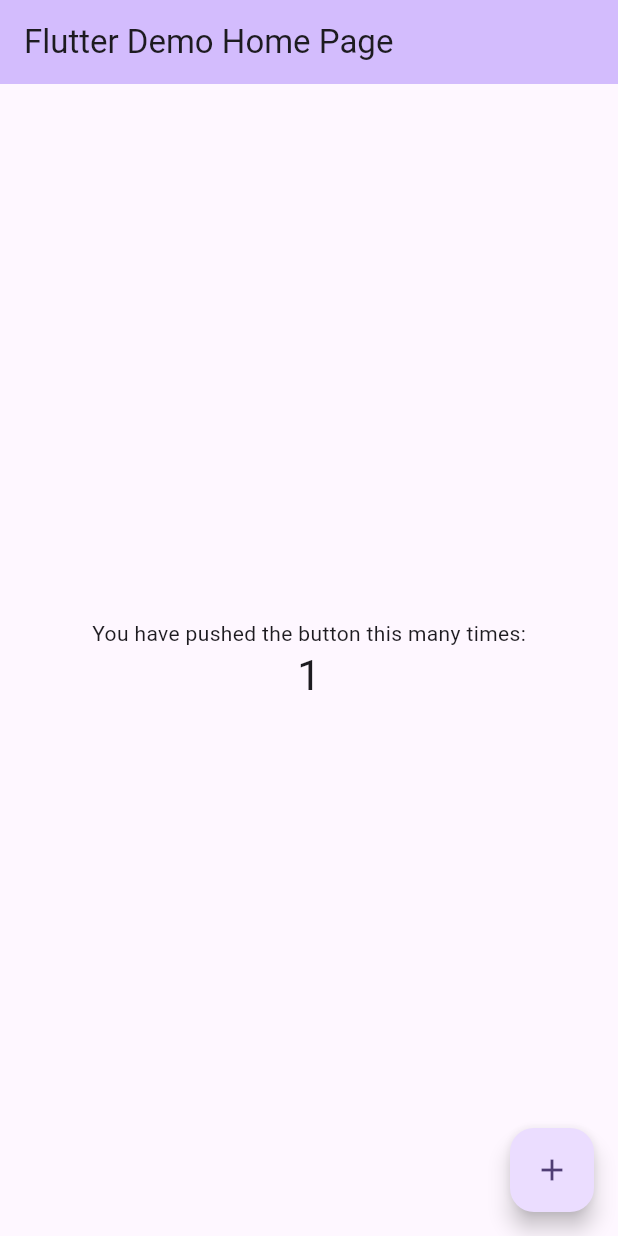
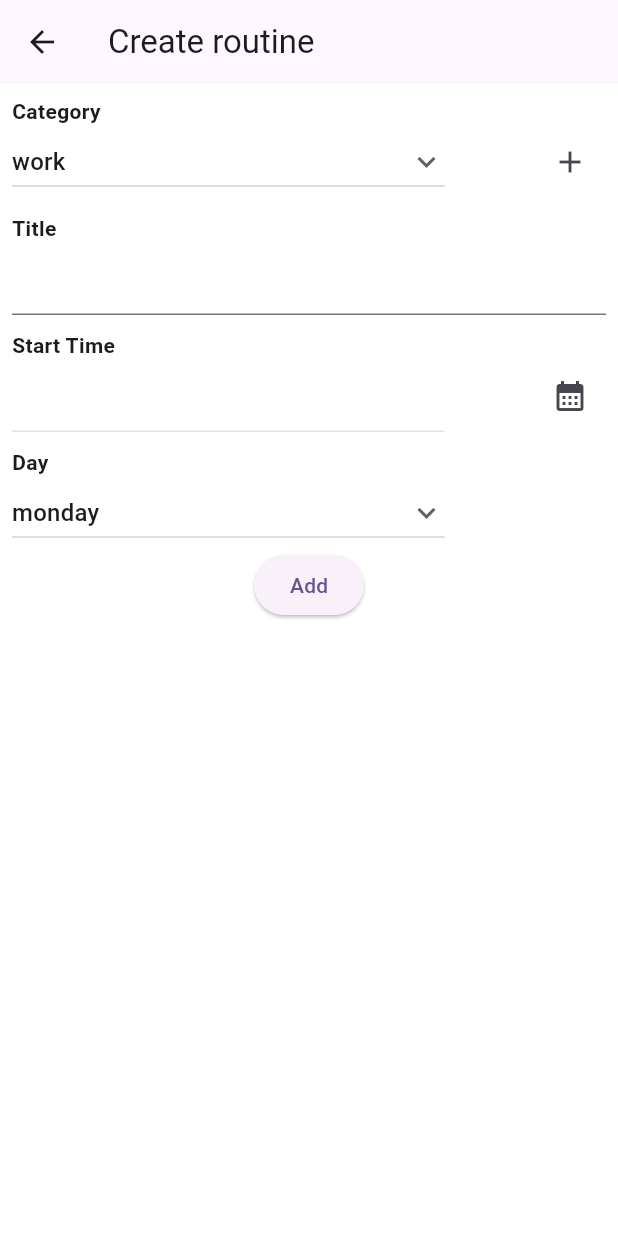
Before and after one commit to Bullets-jyr/routine_app, a Flutter app: the screen it shows after launch, after a tap on the "add" icon, on a phone screen of 412 x 824 dp. Run offline on Flutter 3.47's test engine with Material 3 defaults, Android fonts, the phone set to English and light mode, and no system bars; our stand-ins replace isar; accounts and stored records are empty; generated files the repository leaves out were written again.

Commit message:
Designing 'create routine' Screen

```diff
--- a/lib/main.dart
+++ b/lib/main.dart
@@ -3,129 +3,62 @@ import 'package:isar/isar.dart';
 import 'package:path_provider/path_provider.dart';
 import 'package:routine_app/collections/category.dart';
 import 'package:routine_app/collections/routine.dart';
+import 'package:routine_app/screens/create_routine.dart';
 
 void main() async {
+  WidgetsFlutterBinding.ensureInitialized();
   final dir = await getApplicationDocumentsDirectory();
-  final isar = await Isar.open([RoutineSchema, CategorySchema], directory: dir.path,);
+  final isar = await Isar.open(
+    [RoutineSchema, CategorySchema],
+    directory: dir.path,
+  );
   runApp(const MyApp());
 }
 
 class MyApp extends StatelessWidget {
   const MyApp({super.key});
 
-  // This widget is the root of your application.
   @override
   Widget build(BuildContext context) {
     return MaterialApp(
-      title: 'Flutter Demo',
+      title: 'Routine app',
       theme: ThemeData(
-        // This is the theme of your application.
-        //
-        // TRY THIS: Try running your application with "flutter run". You'll see
-        // the application has a purple toolbar. Then, without quitting the app,
-        // try changing the seedColor in the colorScheme below to Colors.green
-        // and then invoke "hot reload" (save your changes or press the "hot
-        // reload" button in a Flutter-supported IDE, or press "r" if you used
-        // the command line to start the app).
-        //
-        // Notice that the counter didn't reset back to zero; the application
-        // state is not lost during the reload. To reset the state, use hot
-        // restart instead.
-        //
-        // This works for code too, not just values: Most code changes can be
-        // tested with just a hot reload.
         colorScheme: ColorScheme.fromSeed(seedColor: Colors.deepPurple),
         useMaterial3: true,
       ),
-      home: const MyHomePage(title: 'Flutter Demo Home Page'),
+      home: const MainPage(),
+      debugShowCheckedModeBanner: false,
     );
   }
 }
 
-class MyHomePage extends StatefulWidget {
-  const MyHomePage({super.key, required this.title});
-
-  // This widget is the home page of your application. It is stateful, meaning
-  // that it has a State object (defined below) that contains fields that affect
-  // how it looks.
-
-  // This class is the configuration for the state. It holds the values (in this
-  // case the title) provided by the parent (in this case the App widget) and
-  // used by the build method of the State. Fields in a Widget subclass are
-  // always marked "final".
-
-  final String title;
+class MainPage extends StatefulWidget {
+  const MainPage({super.key});
 
   @override
-  State<MyHomePage> createState() => _MyHomePageState();
+  State<MainPage> createState() => _MainPageState();
 }
 
-class _MyHomePageState extends State<MyHomePage> {
-  int _counter = 0;
-
-  void _incrementCounter() {
-    setState(() {
-      // This call to setState tells the Flutter framework that something has
-      // changed in this State, which causes it to rerun the build method below
-      // so that the display can reflect the updated values. If we changed
-      // _counter without calling setState(), then the build method would not be
-      // called again, and so nothing would appear to happen.
-      _counter++;
-    });
-  }
-
+class _MainPageState extends State<MainPage> {
   @override
   Widget build(BuildContext context) {
-    // This method is rerun every time setState is called, for instance as done
-    // by the _incrementCounter method above.
-    //
-    // The Flutter framework has been optimized to make rerunning build methods
-    // fast, so that you can just rebuild anything that needs updating rather
-    // than having to individually change instances of widgets.
     return Scaffold(
       appBar: AppBar(
-        // TRY THIS: Try changing the color here to a specific color (to
-        // Colors.amber, perhaps?) and trigger a hot reload to see the AppBar
-        // change color while the other colors stay the same.
-        backgroundColor: Theme.of(context).colorScheme.inversePrimary,
-        // Here we take the value from the MyHomePage object that was created by
-        // the App.build method, and use it to set our appbar title.
-        title: Text(widget.title),
+        title: const Text("Routine"),
+        actions: [
+          IconButton(
+            onPressed: () {
+              Navigator.push(
+                context,
+                MaterialPageRoute(
+                  builder: (context) => const CreateRoutine(),
+                ),
+              );
+            },
+            icon: const Icon(Icons.add),
+          )
+        ],
       ),
-      body: Center(
-        // Center is a layout widget. It takes a single child and positions it
-        // in the middle of the parent.
-        child: Column(
-          // Column is also a layout widget. It takes a list of children and
-          // arranges them vertically. By default, it sizes itself to fit its
-          // children horizontally, and tries to be as tall as its parent.
-          //
-          // Column has various properties to control how it sizes itself and
-          // how it positions its children. Here we use mainAxisAlignment to
-          // center the children vertically; the main axis here is the vertical
-          // axis because Columns are vertical (the cross axis would be
-          // horizontal).
-          //
-          // TRY THIS: Invoke "debug painting" (choose the "Toggle Debug Paint"
-          // action in the IDE, or press "p" in the console), to see the
-          // wireframe for each widget.
-          mainAxisAlignment: MainAxisAlignment.center,
-          children: <Widget>[
-            const Text(
-              'You have pushed the button this many times:',
-            ),
-            Text(
-              '$_counter',
-              style: Theme.of(context).textTheme.headlineMedium,
-            ),
-          ],
-        ),
-      ),
-      floatingActionButton: FloatingActionButton(
-        onPressed: _incrementCounter,
-        tooltip: 'Increment',
-        child: const Icon(Icons.add),
-      ), // This trailing comma makes auto-formatting nicer for build methods.
     );
   }
 }
--- /dev/null
+++ b/lib/screens/create_routine.dart
@@ -0,0 +1,206 @@
+import 'package:flutter/material.dart';
+
+class CreateRoutine extends StatefulWidget {
+  const CreateRoutine({Key? key}) : super(key: key);
+
+  @override
+  State<CreateRoutine> createState() => _CreateRoutineState();
+}
+
+class _CreateRoutineState extends State<CreateRoutine> {
+  List<String> categories = ['work', 'school', 'home'];
+
+  // default category
+  String dropdownValue = 'work';
+
+  final TextEditingController _titleController = TextEditingController();
+  final TextEditingController _timeController = TextEditingController();
+  final TextEditingController _newCatController = TextEditingController();
+
+  List<String> days = [
+    "monday",
+    "tuesday",
+    "wednesday",
+    "thursday",
+    "friday",
+    "saturday",
+    "sunday"
+  ];
+
+  String dropdownDay = "monday";
+
+  TimeOfDay selectedTime = TimeOfDay.now();
+
+  @override
+  Widget build(BuildContext context) {
+    return Scaffold(
+      backgroundColor: const Color(0xffffffff),
+      appBar: AppBar(
+        title: const Text("Create routine"),
+      ),
+      body: SingleChildScrollView(
+        child: Padding(
+          padding: const EdgeInsets.all(8.0),
+          child: Column(
+            crossAxisAlignment: CrossAxisAlignment.start,
+            children: [
+              const Text(
+                "Category",
+                style: TextStyle(fontWeight: FontWeight.bold),
+              ),
+              Row(
+                mainAxisAlignment: MainAxisAlignment.spaceBetween,
+                children: [
+                  SizedBox(
+                    width: MediaQuery.of(context).size.width * 0.7,
+                    child: DropdownButton(
+                      focusColor: const Color(0xffffffff),
+                      dropdownColor: const Color(0xffffffff),
+                      isExpanded: true,
+                      value: dropdownValue,
+                      icon: const Icon(
+                        Icons.keyboard_arrow_down,
+                      ),
+                      items: categories
+                          .map<DropdownMenuItem<String>>((String nvalue) {
+                        return DropdownMenuItem<String>(
+                          value: nvalue,
+                          child: Text(nvalue),
+                        );
+                      }).toList(),
+                      onChanged: (String? newValue) {
+                        setState(() {
+                          dropdownValue = newValue!;
+                        });
+                      },
+                    ),
+                  ),
+                  IconButton(
+                    onPressed: () {
+                      showDialog(
+                        context: context,
+                        builder: (BuildContext context) => AlertDialog(
+                          title: const Text("New Category"),
+                          content: TextFormField(
+                            controller: _newCatController,
+                          ),
+                          actions: [
+                            ElevatedButton(
+                              onPressed: () {},
+                              child: const Text(
+                                "Add",
+                              ),
+                            ),
+                          ],
+                        ),
+                      );
+                    },
+                    icon: const Icon(
+                      Icons.add,
+                    ),
+                  ),
+                ],
+              ),
+              const Padding(
+                padding: EdgeInsets.only(top: 10.0),
+                child: Text(
+                  "Title",
+                  style: TextStyle(
+                    fontWeight: FontWeight.bold,
+                  ),
+                ),
+              ),
+              TextFormField(
+                controller: _titleController,
+              ),
+              const Padding(
+                padding: EdgeInsets.only(top: 10.0),
+                child: Text(
+                  "Start Time",
+                  style: TextStyle(
+                    fontWeight: FontWeight.bold,
+                  ),
+                ),
+              ),
+              Row(
+                mainAxisAlignment: MainAxisAlignment.spaceBetween,
+                children: [
+                  SizedBox(
+                    width: MediaQuery.of(context).size.width * 0.7,
+                    child: TextFormField(
+                      controller: _timeController,
+                      enabled: false,
+                    ),
+                  ),
+                  IconButton(
+                    onPressed: () {
+                      _selectedTime(context);
+                    },
+                    icon: const Icon(
+                      Icons.calendar_month,
+                    ),
+                  ),
+                ],
+              ),
+              const Padding(
+                padding: EdgeInsets.only(top: 10.0),
+                child: Text(
+                  "Day",
+                  style: TextStyle(
+                    fontWeight: FontWeight.bold,
+                  ),
+                ),
+              ),
+              SizedBox(
+                width: MediaQuery.of(context).size.width * 0.7,
+                child: DropdownButton(
+                  isExpanded: true,
+                  value: dropdownDay,
+                  icon: const Icon(
+                    Icons.keyboard_arrow_down,
+                  ),
+                  items: days.map<DropdownMenuItem<String>>((String day) {
+                    return DropdownMenuItem<String>(
+                      value: day,
+                      child: Text(day),
+                    );
+                  }).toList(),
+                  onChanged: (String? newDay) {
+                    setState(() {
+                      dropdownDay = newDay!;
+                    });
+                  },
+                ),
+              ),
+              Align(
+                alignment: Alignment.center,
+                child: ElevatedButton(
+                  onPressed: () {},
+                  child: const Text(
+                    "Add",
+                  ),
+                ),
+              ),
+            ],
+          ),
+        ),
+      ),
+    );
+  }
+
+  _selectedTime(BuildContext context) async {
+    final TimeOfDay? timeOfDay = await showTimePicker(
+      context: context,
+      initialTime: selectedTime,
+      initialEntryMode: TimePickerEntryMode.dial,
+    );
+
+    if (timeOfDay != null && timeOfDay != selectedTime) {
+      selectedTime = timeOfDay;
+      setState(() {
+        _timeController.text =
+            "${selectedTime.hour}:${selectedTime.minute} ${selectedTime.period.name}";
+      });
+    }
+  }
+}
```
